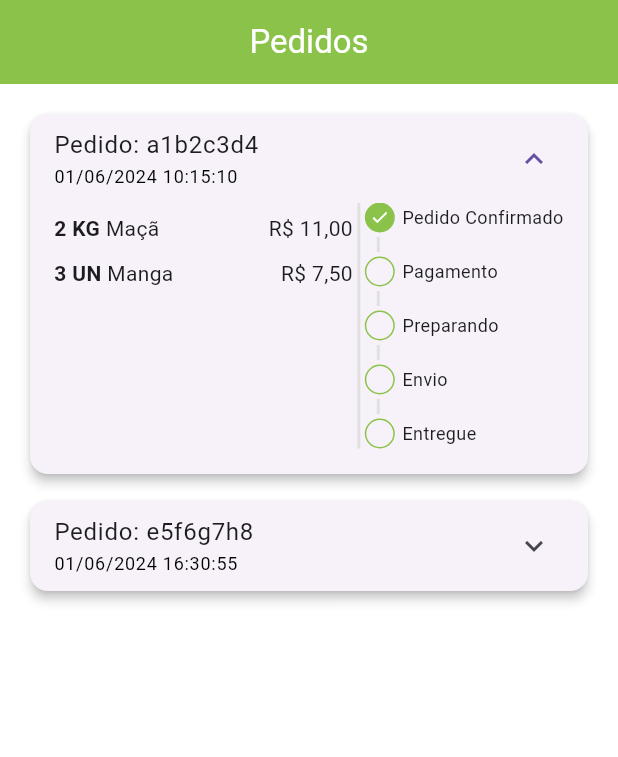
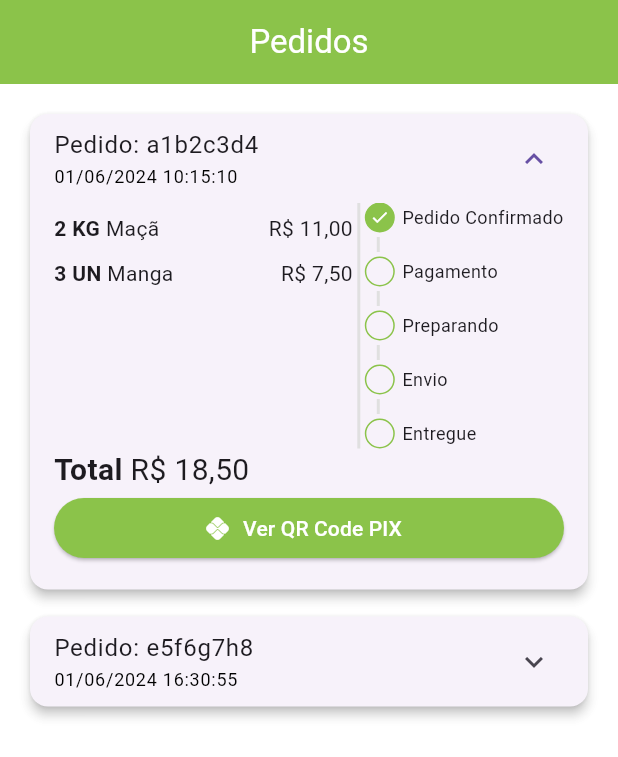
Before and after one commit to iraponan/greengrocer, a Flutter app: the OrdersTab screen opened directly, on a phone screen of 412 x 824 dp. Shown: the top 757 px of the screen. Run offline on Flutter 3.47's test engine with Material 3 defaults, Android fonts, the phone set to English and light mode, and no system bars; our stand-ins replace animated_text_kit, brasil_fields; missing offline and left inert: bottom_bar_matu.

Commit message:
Total e botão de pagamento do pedido.

```diff
--- a/lib/src/screens/orders/components/order_tile.dart
+++ b/lib/src/screens/orders/components/order_tile.dart
@@ -32,6 +32,7 @@ class OrderTile extends StatelessWidget {
               ),
             ],
           ),
+          expandedCrossAxisAlignment: CrossAxisAlignment.stretch,
           childrenPadding: const EdgeInsets.fromLTRB(16, 0, 16, 16),
           children: [
             IntrinsicHeight(
@@ -62,7 +63,34 @@ class OrderTile extends StatelessWidget {
                   ),
                 ],
               ),
-            )
+            ),
+            Text.rich(
+              TextSpan(
+                style: const TextStyle(
+                  fontSize: 20,
+                ),
+                children: [
+                  const TextSpan(
+                    text: 'Total ',
+                    style: TextStyle(
+                      fontWeight: FontWeight.bold,
+                    ),
+                  ),
+                  TextSpan(
+                      text:
+                          UtilBrasilFields.obterReal(order.total, moeda: true)),
+                ],
+              ),
+            ),
+            Visibility(
+              visible: Consts.allStatus[order.status] == 0,
+              child: ElevatedButton.icon(
+                onPressed: () {},
+                style: ElevatedButton.styleFrom(),
+                icon: const Icon(Icons.pix),
+                label: const Text('Ver QR Code PIX'),
+              ),
+            ),
           ],
         ),
       ),
```
